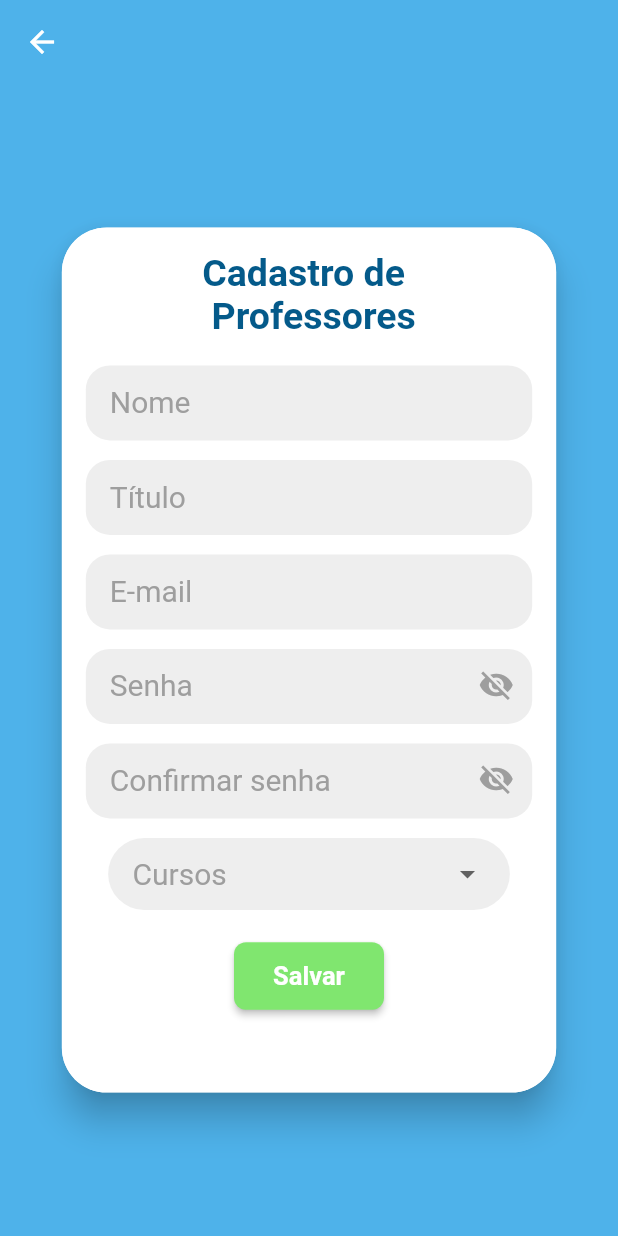
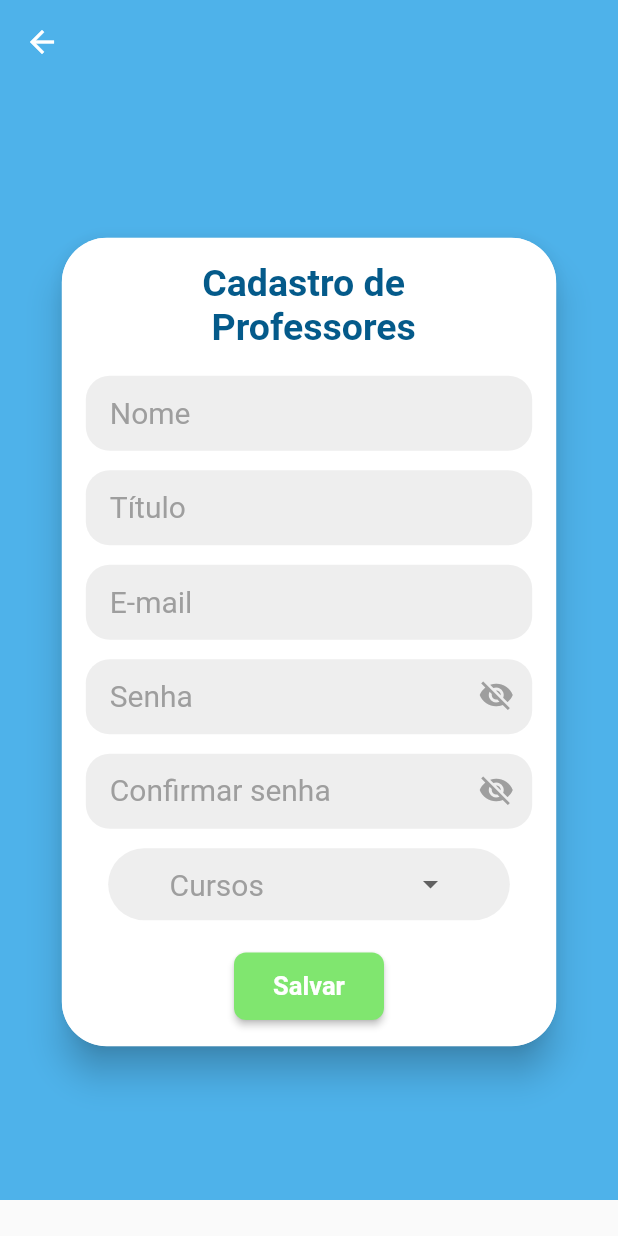
Before and after one commit to Deivid1071/LabInfoProject, a Flutter app: the screen it shows after launch, after a tap on "Entrar", on a phone screen of 412 x 824 dp. Run offline on Flutter 3.47's test engine with Material 2 defaults, Android fonts, the phone set to English and light mode, and no system bars.

```diff
--- a/lib/components/modal_agendamento.dart
+++ b/lib/components/modal_agendamento.dart
@@ -42,7 +42,6 @@ class _ModalAgendamentoState extends State<ModalAgendamento> {
         ),
         clipBehavior: Clip.antiAlias,
         child: Container(
-          height: MediaQuery.of(context).size.height * 0.6,
           width: MediaQuery.of(context).size.width * 0.8,
           padding: EdgeInsets.all(16),
           decoration: BoxDecoration(
--- a/lib/main.dart
+++ b/lib/main.dart
@@ -13,7 +13,7 @@ class MyApp extends StatelessWidget {
   Widget build(BuildContext context) {
     return MaterialApp(
       theme: ThemeData(
-        primarySwatch: Colors.blue,
+        primaryColor: Color(0xFF2F9C7F),
         visualDensity: VisualDensity.adaptivePlatformDensity,
       ),
       home: LoginScreen(),
--- a/lib/ui/login/login_screen.dart
+++ b/lib/ui/login/login_screen.dart
@@ -28,8 +28,11 @@ class _LoginScreenState extends State<LoginScreen> {
   Widget build(BuildContext context) {
     return SafeArea(
       child: Scaffold(
-        backgroundColor: Color(0xFF4EB2EA),
-        body: Center(
+        body: Container(
+          height: MediaQuery.of(context).size.height,
+          width: MediaQuery.of(context).size.width,
+          color: Color(0xFF4EB2EA),
+          child: Center(
             child: Material(
               elevation: 10,
               shape: RoundedRectangleBorder(
@@ -37,8 +40,8 @@ class _LoginScreenState extends State<LoginScreen> {
               ),
               clipBehavior: Clip.antiAlias,
               child: Container(
-              height: MediaQuery.of(context).size.height * 0.6,
                 width: MediaQuery.of(context).size.width * 0.8,
+                height: 400,
                 padding: EdgeInsets.all(16),
                 decoration: BoxDecoration(
                   color: Colors.white,
@@ -128,6 +131,7 @@ class _LoginScreenState extends State<LoginScreen> {
             ),
           ),
         ),
+      ),
     );
   }
 
--- a/lib/ui/register/register_screen.dart
+++ b/lib/ui/register/register_screen.dart
@@ -39,8 +39,12 @@ class _RegisterScreenState extends State<RegisterScreen> {
           backgroundColor: Color(0xFF4EB2EA),
           elevation: 0,
         ),
-        backgroundColor: Color(0xFF4EB2EA),
-        body: Center(
+        body: SingleChildScrollView(
+          child: Container(
+            height: MediaQuery.of(context).size.height-80,
+            width: MediaQuery.of(context).size.width,
+            color: Color(0xFF4EB2EA),
+            child: Center(
               child: Material(
                 elevation: 10,
                 shape: RoundedRectangleBorder(
@@ -48,7 +52,6 @@ class _RegisterScreenState extends State<RegisterScreen> {
                 ),
                 clipBehavior: Clip.antiAlias,
                 child: Container(
-              height: MediaQuery.of(context).size.height * 0.7,
                   width: MediaQuery.of(context).size.width * 0.8,
                   padding: EdgeInsets.all(16),
                   decoration: BoxDecoration(
@@ -159,7 +162,7 @@ class _RegisterScreenState extends State<RegisterScreen> {
                             child: DropdownButton<String>(
                               value: curso != null ? curso : null,
                               hint: Text(
-                            'Cursos                              ',
+                                'Cursos                    ',
                                 style: TextStyle(color: Colors.grey, fontSize: 20),
                               ),
                               items: <String>[
@@ -222,6 +225,8 @@ class _RegisterScreenState extends State<RegisterScreen> {
               ),
             ),
           ),
+        ),
+      ),
     );
   }
 }
```
Lines whose indentation alone changed are shown as unchanged.
